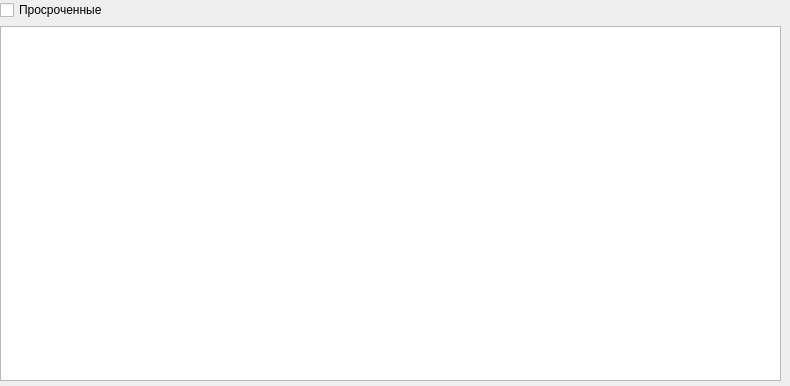
sofia-on-air/librarian, file StatForm.ui: the form before one commit.
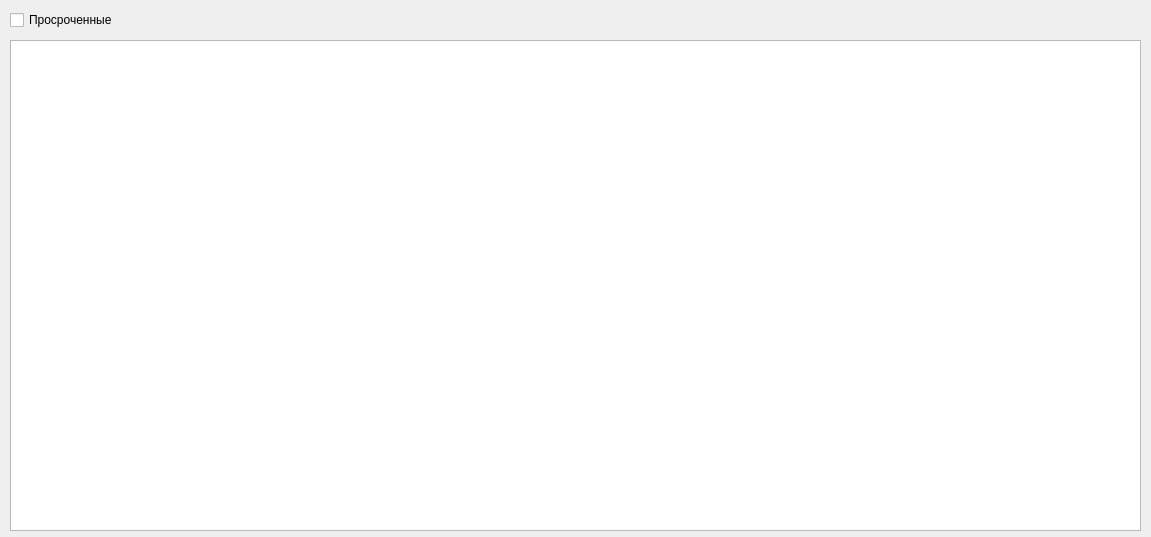
The form after the commit.

Patch:
```diff
--- a/StatForm.ui
+++ b/StatForm.ui
@@ -1,39 +1,58 @@
 <?xml version="1.0" encoding="UTF-8"?>
 <ui version="4.0">
- <class>statForm</class>
- <widget class="QWidget" name="statForm">
+ <class>Dialog</class>
+ <widget class="QDialog" name="Dialog">
   <property name="geometry">
    <rect>
     <x>0</x>
     <y>0</y>
-    <width>790</width>
-    <height>386</height>
+    <width>1151</width>
+    <height>537</height>
    </rect>
   </property>
+  <property name="minimumSize">
+   <size>
+    <width>1151</width>
+    <height>537</height>
+   </size>
+  </property>
+  <property name="maximumSize">
+   <size>
+    <width>1151</width>
+    <height>537</height>
+   </size>
+  </property>
   <property name="windowTitle">
    <string>Статистика</string>
   </property>
-  <widget class="QWidget" name="">
+  <widget class="QCheckBox" name="checkBox">
    <property name="geometry">
     <rect>
-     <x>0</x>
-     <y>0</y>
-     <width>781</width>
-     <height>381</height>
+     <x>10</x>
+     <y>10</y>
+     <width>121</width>
+     <height>20</height>
     </rect>
    </property>
-   <layout class="QVBoxLayout" name="verticalLayout">
-    <item>
-     <widget class="QCheckBox" name="overCheckBox">
-      <property name="text">
-       <string>Просроченные</string>
-      </property>
-     </widget>
-    </item>
-    <item>
-     <widget class="QTableWidget" name="statTableWidget"/>
-    </item>
-   </layout>
+   <property name="text">
+    <string>Просроченные</string>
+   </property>
+  </widget>
+  <widget class="QTableWidget" name="booksWidget">
+   <property name="geometry">
+    <rect>
+     <x>10</x>
+     <y>40</y>
+     <width>1131</width>
+     <height>491</height>
+    </rect>
+   </property>
+   <property name="minimumSize">
+    <size>
+     <width>0</width>
+     <height>0</height>
+    </size>
+   </property>
   </widget>
  </widget>
  <resources/>
```
